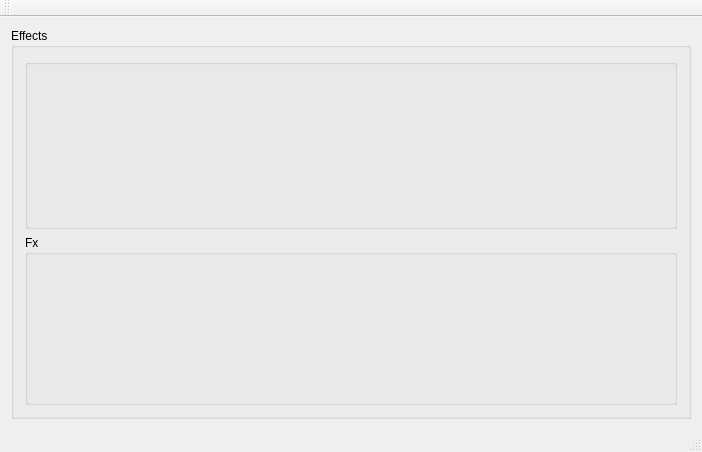
The window that EffectsApp/mainwindow.ui (djeemie2000/SynthPlayground) describes before a commit, drawn with Qt 5.
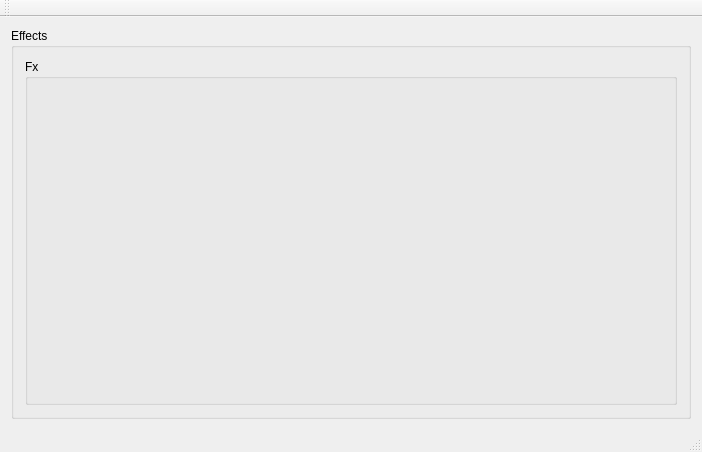
The same window after the commit.

Commit message: Effect app: improve gui layout + better defaults #63

```diff
--- a/EffectsApp/mainwindow.ui
+++ b/EffectsApp/mainwindow.ui
@@ -21,28 +21,12 @@
        <string>Effects</string>
       </property>
       <layout class="QVBoxLayout" name="verticalLayout">
-       <item>
-        <widget class="QGroupBox" name="groupBox_AudioDevice">
-         <property name="title">
-          <string/>
-         </property>
-         <layout class="QHBoxLayout" name="horizontalLayout_2">
-          <item>
-           <widget class="QLabel" name="label">
-            <property name="text">
-             <string/>
-            </property>
-           </widget>
-          </item>
-         </layout>
-        </widget>
-       </item>
        <item>
         <widget class="QGroupBox" name="groupBox_Fx">
          <property name="title">
           <string>Fx</string>
          </property>
-         <layout class="QHBoxLayout" name="horizontalLayout_6">
+         <layout class="QVBoxLayout" name="verticalLayout_2">
           <item>
            <widget class="QLabel" name="label_5">
             <property name="text">
```
The commit also changes 1 other file.
